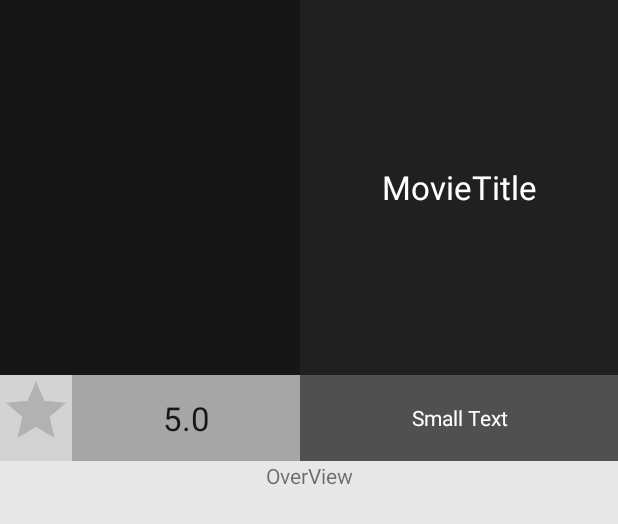
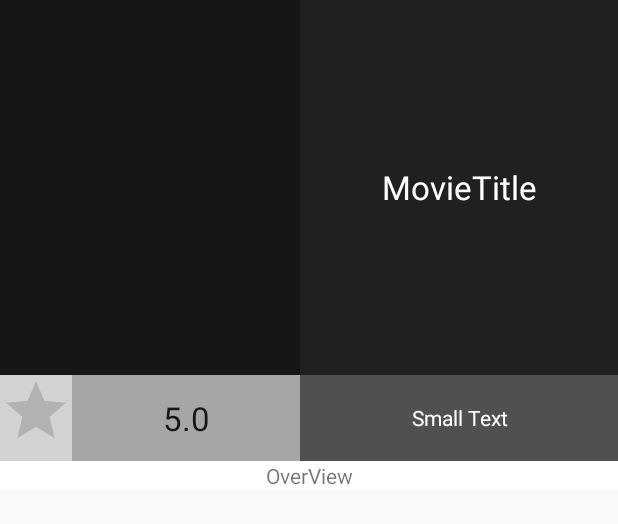
Before and after one commit to pipoblak/PopularMoviesApp, an Android app: the layout activity_selected_movie.xml on its own in the app's theme, with its tools: preview values and no code run, on a phone screen of 412 x 824 dp. Shown: the top 524 px of the screen. Run offline under Robolectric (Android 15) with nearby library versions, the light colour scheme and no system bars.

Commit message:
Atualizado com Melhorias

```diff
--- a/app/src/main/AndroidManifest.xml
+++ b/app/src/main/AndroidManifest.xml
@@ -3,6 +3,7 @@
     package="app.com.example.pipob.popularmoviesapp">
 
     <uses-permission android:name="android.permission.INTERNET" />
+    <uses-permission android:name="android.permission.ACCESS_NETWORK_STATE" />
 
     <application
         android:allowBackup="true"
@@ -18,7 +19,7 @@
             </intent-filter>
         </activity>
         <activity
-            android:name=".SelectedMovie"
+            android:name=".SelectedMovieActivity"
             android:label="@string/title_activity_selected_movie"
             android:parentActivityName=".MainActivity">
             <meta-data
--- a/app/src/main/java/app/com/example/pipob/popularmoviesapp/SelectedMovie.java
+++ b/app/src/main/java/app/com/example/pipob/popularmoviesapp/SelectedMovieActivity.java
@@ -13,7 +13,7 @@ import android.widget.TextView;
 
 import com.squareup.picasso.Picasso;
 
-public class SelectedMovie extends AppCompatActivity {
+public class SelectedMovieActivity extends AppCompatActivity {
 
     @Override
     protected void onCreate(Bundle savedInstanceState) {
--- a/app/src/main/res/layout/activity_selected_movie.xml
+++ b/app/src/main/res/layout/activity_selected_movie.xml
@@ -3,14 +3,14 @@
     xmlns:tools="http://schemas.android.com/tools"
     android:layout_width="wrap_content"
     android:layout_height="wrap_content"
-    tools:context="app.com.example.pipob.popularmoviesapp.SelectedMovie">
+    tools:context=".SelectedMovieActivity">
 
     <ScrollView
         android:layout_width="fill_parent"
         android:layout_height="fill_parent"
         android:id="@+id/scrollView">
 
-    </ScrollView>
+
 
     <RelativeLayout
         android:layout_width="fill_parent"
@@ -23,7 +23,7 @@
             android:layout_alignParentTop="true"
             android:layout_alignParentLeft="true"
             android:layout_alignParentStart="true"
-            android:background="#161616" />
+            android:background="@color/ImageHolder_Detailed_Movie" />
 
         <TextView
             android:layout_width="wrap_content"
@@ -39,8 +39,8 @@
             android:layout_above="@+id/txt_Detailed_Movie_Rating"
             android:textAlignment="center"
             android:gravity="center_vertical"
-            android:background="#202020"
-            android:textColor="#ffffff" />
+            android:background="@color/MovieTitle_Detailed_Movie_Background"
+            android:textColor="@android:color/white" />
 
         <RatingBar
             android:layout_width="wrap_content"
@@ -52,7 +52,7 @@
             android:layout_below="@+id/img_Detailed_Movie_Poster"
             android:layout_alignParentLeft="true"
             android:layout_alignParentStart="true"
-            android:background="#d3d3d3"
+            android:background="@color/RatingBar_Detailed_Movie_Backgroud"
             android:isIndicator="true"/>
 
         <TextView
@@ -67,7 +67,7 @@
             android:layout_alignRight="@+id/img_Detailed_Movie_Poster"
             android:layout_alignEnd="@+id/img_Detailed_Movie_Poster"
             android:gravity="center"
-            android:background="#a6a6a6" />
+            android:background="@color/MovieRating_Detailed_Movie_Background" />
         <TextView
             android:layout_width="fill_parent"
             android:layout_height="fill_parent"
@@ -77,7 +77,7 @@
             android:layout_centerHorizontal="true"
             android:textAlignment="center"
             android:layout_below="@+id/rating_Detailed_Movie_Rating"
-            android:background="#e7e7e7" />
+            android:background="@android:color/white" />
 
         <TextView
             android:layout_width="wrap_content"
@@ -93,9 +93,9 @@
             android:layout_below="@+id/txt_Detailed_Movie_Title"
             android:textAlignment="center"
             android:gravity="center_vertical"
-            android:background="#505050"
-            android:textColor="#ffffff" />
+            android:background="@color/MovieDate_Detailed_Movie_Background"
+            android:textColor="@android:color/white" />
     </RelativeLayout>
-
+    </ScrollView>
 
 </RelativeLayout>
--- a/app/src/main/res/values/colors.xml
+++ b/app/src/main/res/values/colors.xml
@@ -4,4 +4,10 @@
     <color name="colorPrimaryDark">#303F9F</color>
     <color name="colorAccent">#FF4081</color>
     <color name="default_background">#101010</color>
+
+    <color name="ImageHolder_Detailed_Movie">#161616</color>
+    <color name="MovieTitle_Detailed_Movie_Background">#202020</color>
+    <color name="RatingBar_Detailed_Movie_Backgroud">#d3d3d3</color>
+    <color name="MovieRating_Detailed_Movie_Background">#a6a6a6</color>
+    <color name="MovieDate_Detailed_Movie_Background">#505050</color>
 </resources>
```
Also changed, not shown: app/src/main/java/app/com/example/pipob/popularmoviesapp/ImageAdapter.java (+11 -33 lines), app/src/main/java/app/com/example/pipob/popularmoviesapp/MainActivity.java (+34 -2 lines).
